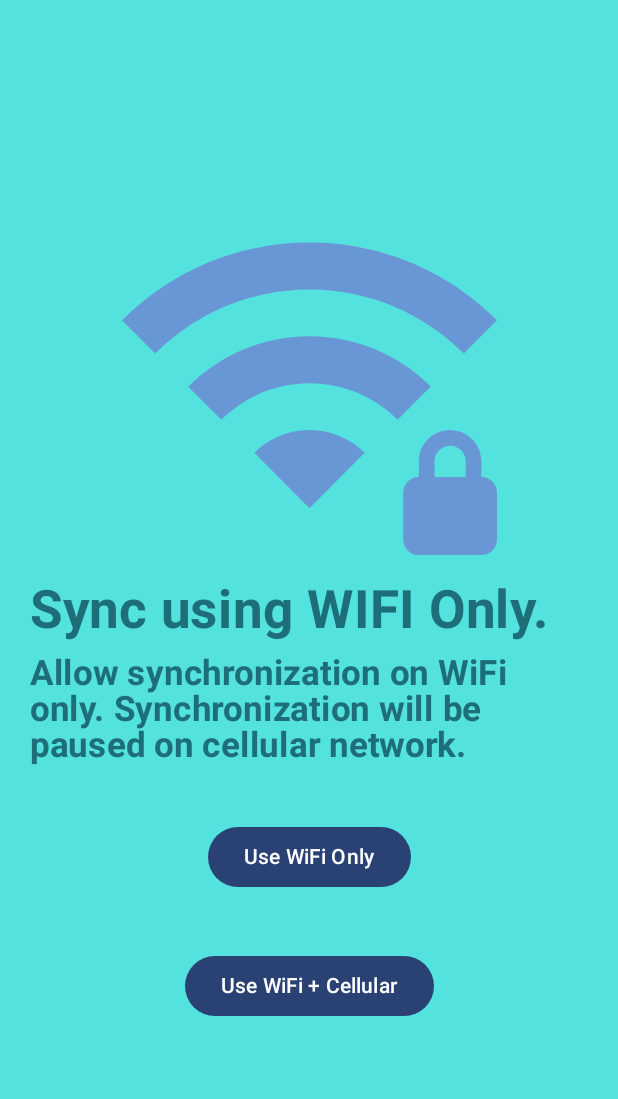
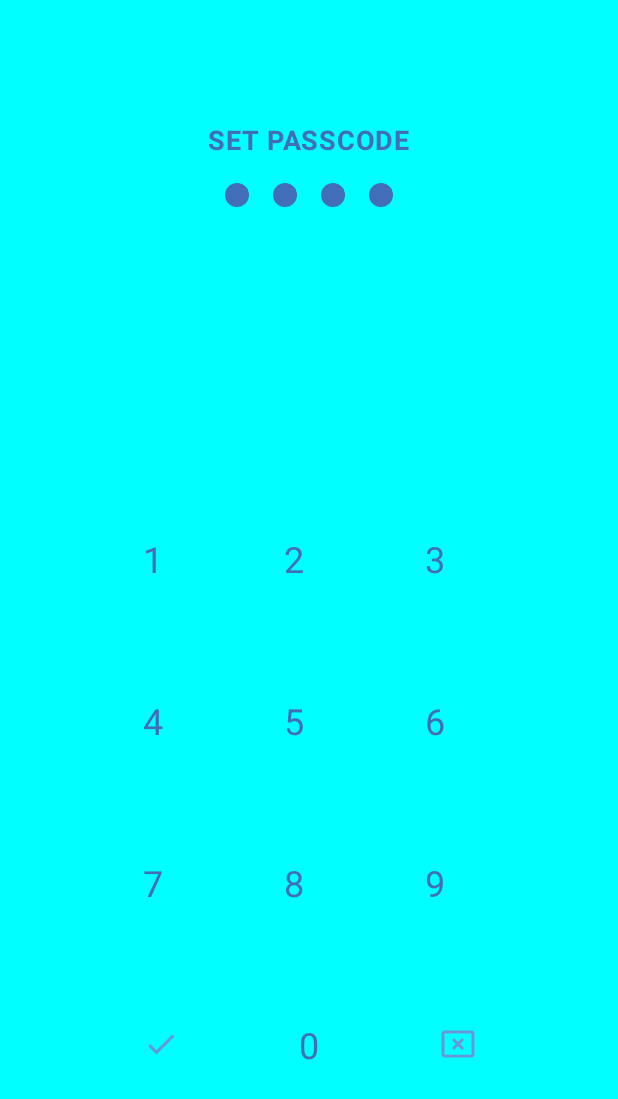
Before and after one commit to myofficework000/Daily-Journal, an Android app built with Jetpack Compose: the screen it shows after launch (MainActivity), after a tap on "Get Started", on a phone screen of 412 x 824 dp. Shown: the top 1099 px of the screen. Run offline under Robolectric (Android 15) with nearby library versions, the phone set to English and light mode, and no system bars; our stand-ins replace constraintlayout-compose.

Commit message:
"Initial commit but there are bugs"

```diff
--- a/app/src/main/java/abhishek/pathak/dailyjournal/navigation/AppNavHost.kt
+++ b/app/src/main/java/abhishek/pathak/dailyjournal/navigation/AppNavHost.kt
@@ -3,9 +3,10 @@ package abhishek.pathak.dailyjournal.navigation
 import abhishek.pathak.dailyjournal.screens.CreateProfile
 import abhishek.pathak.dailyjournal.screens.DashboardScreen
 import abhishek.pathak.dailyjournal.screens.GetNotifiedScreen
-import abhishek.pathak.dailyjournal.screens.JourneyCompanionScreenPrev
+import abhishek.pathak.dailyjournal.screens.JourneyCompanionScreen
 import abhishek.pathak.dailyjournal.screens.KeepMemoryForever
 import abhishek.pathak.dailyjournal.screens.ListofJournalsPage
+import abhishek.pathak.dailyjournal.screens.SafePrivateScreen
 import abhishek.pathak.dailyjournal.screens.SetPassCodeScreen
 import abhishek.pathak.dailyjournal.screens.StartJourney
 import abhishek.pathak.dailyjournal.screens.StartYourJourneyScreen
@@ -57,10 +58,13 @@ fun AppNavHost(
             StartYourJourneyScreen(navHostController)
         }
         composable(NavigationItem.JOURNEY_LIFE.route){
-           JourneyCompanionScreenPrev(navHostController)
+            JourneyCompanionScreen(navHostController)
         }
         composable(NavigationItem.JOURNALS_LIST.route){
             ListofJournalsPage()
         }
+        composable(NavigationItem.SAFE_PRIVATE.route){
+            SafePrivateScreen(navHostController)
+        }
     }
 }
--- a/app/src/main/java/abhishek/pathak/dailyjournal/navigation/NavigationItem.kt
+++ b/app/src/main/java/abhishek/pathak/dailyjournal/navigation/NavigationItem.kt
@@ -13,5 +13,6 @@ sealed class NavigationItem(val route: String) {
     data object CREATE_PROFILE : NavigationItem(Screen.CREATE_PROFILE.name)
     data object START_JOURNEY : NavigationItem(Screen.START_JOURNEY.name)
     data object JOURNALS_LIST: NavigationItem(Screen.JOURNALS_LIST.name)
+    data object SAFE_PRIVATE: NavigationItem(Screen.SAFE_PRIVATE.name)
 
 }
--- a/app/src/main/java/abhishek/pathak/dailyjournal/navigation/Screen.kt
+++ b/app/src/main/java/abhishek/pathak/dailyjournal/navigation/Screen.kt
@@ -12,5 +12,6 @@ enum class Screen {
     KEEP_MEMORY,
     CREATE_PROFILE,
     START_JOURNEY,
-    JOURNALS_LIST
+    JOURNALS_LIST,
+    SAFE_PRIVATE
 }
--- a/app/src/main/java/abhishek/pathak/dailyjournal/screens/GetNotifiedScreen.kt
+++ b/app/src/main/java/abhishek/pathak/dailyjournal/screens/GetNotifiedScreen.kt
@@ -109,7 +109,7 @@ fun GetNotifiedScreen(navController: NavController) {
             Text(text = stringResource(id = R.string.Enable_Notifications),
                 fontSize = sp_20)
         }
-        OutlinedButton(onClick = { navController.navigate(NavigationItem.START_YOUR_JOURNEY.route) },
+        OutlinedButton(onClick = { navController.navigate(NavigationItem.SYNC_WITH_WIFI.route) },
             modifier = Modifier
                 .wrapContentHeight()
                 .padding(top = dp_10)
--- a/app/src/main/java/abhishek/pathak/dailyjournal/screens/IntroScreenUI.kt
+++ b/app/src/main/java/abhishek/pathak/dailyjournal/screens/IntroScreenUI.kt
@@ -5,6 +5,6 @@ import androidx.compose.runtime.Composable
 @Composable
 fun IntroScreen() {
     GetStarted()
-    Welcome()
+
     //JourneyCompanionScreen()
 }
--- a/app/src/main/java/abhishek/pathak/dailyjournal/screens/JourneyLifeConpanionUI.kt
+++ b/app/src/main/java/abhishek/pathak/dailyjournal/screens/JourneyLifeConpanionUI.kt
@@ -40,7 +40,7 @@ import androidx.navigation.NavController
 import androidx.navigation.compose.rememberNavController
 
 @Composable
-fun JourneyCompanionScreenPrev(navController: NavController) {
+fun JourneyCompanionScreen(navController: NavController) {
     Column(
         modifier = Modifier
             .fillMaxSize()
@@ -98,7 +98,7 @@ fun JourneyCompanionScreenPrev(navController: NavController) {
 
         )
         Button(
-            onClick = { navController.navigate(NavigationItem.GET_NOTIFIED.route) },
+            onClick = { navController.navigate(NavigationItem.SAFE_PRIVATE.route) },
             modifier = Modifier
                 .wrapContentHeight()
                 .padding(top = dp_40),
@@ -114,6 +114,6 @@ fun JourneyCompanionScreenPrev(navController: NavController) {
     @Composable
     fun ShowJourneyCompanionScreenPrev() {
         Box {
-            JourneyCompanionScreenPrev(rememberNavController())
+            JourneyCompanionScreen(rememberNavController())
         }
     }
--- a/app/src/main/java/abhishek/pathak/dailyjournal/screens/KeepMemory.kt
+++ b/app/src/main/java/abhishek/pathak/dailyjournal/screens/KeepMemory.kt
@@ -113,7 +113,7 @@ fun KeepMemoryForever(navController: NavController) {
         }
 
 
-        OutlinedButton(onClick = { navController.navigate(NavigationItem.CREATE_PROFILE.route) },
+        OutlinedButton(onClick = { navController.navigate(NavigationItem.GET_NOTIFIED.route) },
             colors = ButtonDefaults.buttonColors(JournalBackgroundBlue),
             contentPadding = PaddingValues(dp_40, dp_10),
             modifier = Modifier.constrainAs(btnSkip) {
--- a/app/src/main/java/abhishek/pathak/dailyjournal/screens/SetPassCode.kt
+++ b/app/src/main/java/abhishek/pathak/dailyjournal/screens/SetPassCode.kt
@@ -2,6 +2,7 @@ package abhishek.pathak.dailyjournal.screens
 
 
 import abhishek.pathak.dailyjournal.R
+import abhishek.pathak.dailyjournal.navigation.NavigationItem
 import abhishek.pathak.dailyjournal.ui.theme.DarkBlue
 import androidx.compose.foundation.Image
 import androidx.compose.foundation.background
@@ -66,7 +67,7 @@ fun SetPassCodeScreen(navController: NavController) {
             top.linkTo(dotsRef.bottom, margin = 32.dp)
             start.linkTo(parent.start)
             end.linkTo(parent.end)
-        })
+        },navController)
     }
 }
 
@@ -91,29 +92,28 @@ fun PasscodeDots(passcode: String, modifier: Modifier = Modifier) {
 }
 
 @Composable
-fun NumberPad(onNumberClick: (String) -> Unit, modifier: Modifier = Modifier) {
+fun NumberPad(onNumberClick: (String) -> Unit, modifier: Modifier = Modifier,nav: NavController) {
     val buttons = listOf(
         "1", "2", "3",
         "4", "5", "6",
         "7", "8", "9",
         "check", "0", "delete"
     )
-
+    val nav= nav
     TableLayout(
         items = buttons,
-        numColumns = 3,
-        modifier = modifier,
-        onNumberClick = onNumberClick
+        numColumns = 3,      onNumberClick = onNumberClick,
+        modifier = modifier, nav
     )
 }
 
 @Composable
-fun TableLayout(items: List<String>, numColumns: Int, onNumberClick: (String) -> Unit, modifier: Modifier = Modifier) {
+fun TableLayout(items: List<String>, numColumns: Int, onNumberClick: (String) -> Unit, modifier: Modifier = Modifier,navController: NavController) {
     Column(modifier = modifier) {
         items.chunked(numColumns).forEach { row ->
             Row {
                 row.forEach { item ->
-                    TableCell(item, onNumberClick)
+                    TableCell(item, onNumberClick, navController)
                 }
             }
         }
@@ -121,7 +121,7 @@ fun TableLayout(items: List<String>, numColumns: Int, onNumberClick: (String) ->
 }
 
 @Composable
-fun TableCell(item: String, onNumberClick: (String) -> Unit) {
+fun TableCell(item: String, onNumberClick: (String) -> Unit,navController: NavController) {
     Box(
         contentAlignment = Alignment.Center,
         modifier = Modifier
@@ -129,8 +129,15 @@ fun TableCell(item: String, onNumberClick: (String) -> Unit) {
             .clickable { onNumberClick(item) }
     ) {
         when (item) {
-            "delete" -> Image(painter = painterResource(id = R.drawable.baseline_cancel_presentation_24), contentDescription = "Delete")
-            "check" -> Image(painter = painterResource(id = R.drawable.baseline_check_24), contentDescription = "Check")
+            "delete" -> Image(painter = painterResource(id = R.drawable.baseline_cancel_presentation_24), contentDescription = "Delete" )
+            "check" ->   Image(
+                painter = painterResource(id = R.drawable.baseline_check_24),
+                contentDescription = "Check",
+                modifier = Modifier
+                    .clickable {
+                        navController.navigate(NavigationItem.KEEP_MEMORY.route)
+                    }
+            )
             else -> Text(text = item, fontSize = 24.sp, color = DarkBlue)
         }
     }
--- a/app/src/main/java/abhishek/pathak/dailyjournal/screens/SyncWifiScreen.kt
+++ b/app/src/main/java/abhishek/pathak/dailyjournal/screens/SyncWifiScreen.kt
@@ -80,7 +80,7 @@ fun SyncWifiUI(navController:NavController ) {
                 }
             )
             Button(
-                onClick = {navController.navigate(NavigationItem.PASSCODE.route)},
+                onClick = {navController.navigate(NavigationItem.START_YOUR_JOURNEY.route)},
                 modifier = Modifier.constrainAs(button1) {
                     top.linkTo(text2.bottom, margin = 16.dp)
                     start.linkTo(parent.start)
@@ -92,7 +92,7 @@ fun SyncWifiUI(navController:NavController ) {
             }
 
             Button(
-                onClick = {navController.navigate(NavigationItem.PASSCODE.route)},
+                onClick = {navController.navigate(NavigationItem.START_YOUR_JOURNEY.route)},
                 modifier = Modifier.constrainAs(button2) {
                     top.linkTo(text2.bottom, margin = 16.dp)
                     start.linkTo(parent.start)
--- a/app/src/main/java/abhishek/pathak/dailyjournal/screens/WelcomeScreen.kt
+++ b/app/src/main/java/abhishek/pathak/dailyjournal/screens/WelcomeScreen.kt
@@ -2,12 +2,9 @@ package abhishek.pathak.dailyjournal.screens
 
 import abhishek.pathak.dailyjournal.R
 import abhishek.pathak.dailyjournal.navigation.NavigationItem
-import abhishek.pathak.dailyjournal.ui.theme.GrayBG
 import abhishek.pathak.dailyjournal.ui.theme.JournalTextBlue
-import abhishek.pathak.dailyjournal.ui.theme.Pink40
 import androidx.compose.foundation.Image
 import androidx.compose.foundation.background
-
 import androidx.compose.foundation.layout.fillMaxSize
 import androidx.compose.foundation.layout.padding
 import androidx.compose.foundation.layout.size
@@ -81,7 +78,7 @@ internal fun WelcomeScreen(navController: NavController) {
         )
         Button(
             onClick = {
-                navController.navigate(NavigationItem.SYNC_WITH_WIFI.route)
+                navController.navigate(NavigationItem.PASSCODE.route)
             },
             modifier = Modifier.constrainAs(button1) {
                 top.linkTo(text2.bottom, margin = 16.dp)
```
Also changed, not shown: app/src/main/java/abhishek/pathak/dailyjournal/screens/SafePrivateScreen.kt (renamed from app/src/main/java/abhishek/pathak/dailyjournal/screens/SafePrivate.kt, +10 -7 lines), app/src/main/java/abhishek/pathak/dailyjournal/screens/Welcome.kt (deleted, +0 -88 lines).
